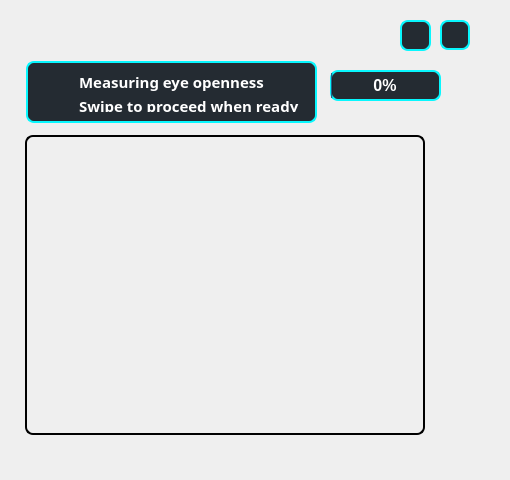
Old version of the form dms_client/ui/calibratepage.ui in the repository veda-team4/dms.
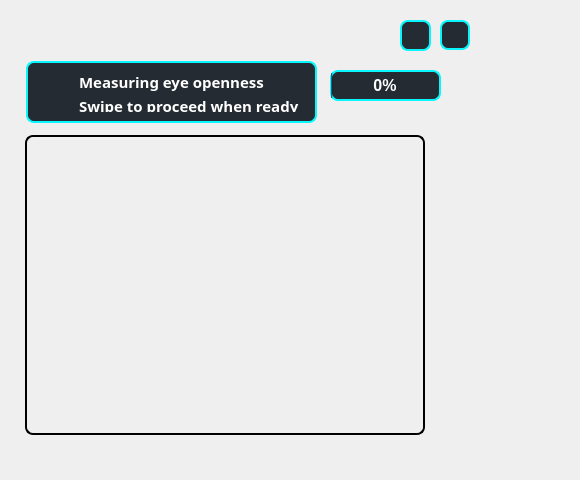
New version of the form. Icons and pictures are not drawn.

What changed in the file:
```diff
--- a/dms_client/ui/calibratepage.ui
+++ b/dms_client/ui/calibratepage.ui
@@ -6,7 +6,7 @@
    <rect>
     <x>0</x>
     <y>0</y>
-    <width>510</width>
+    <width>580</width>
     <height>480</height>
    </rect>
   </property>
```
